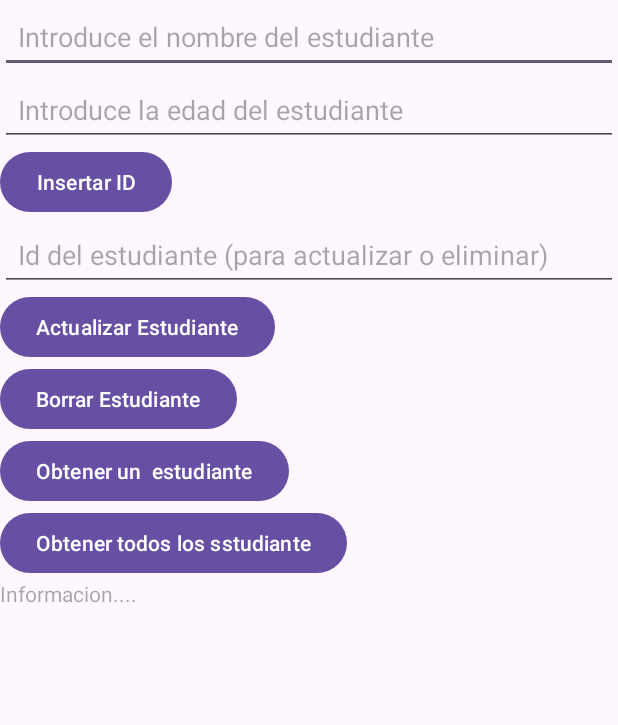
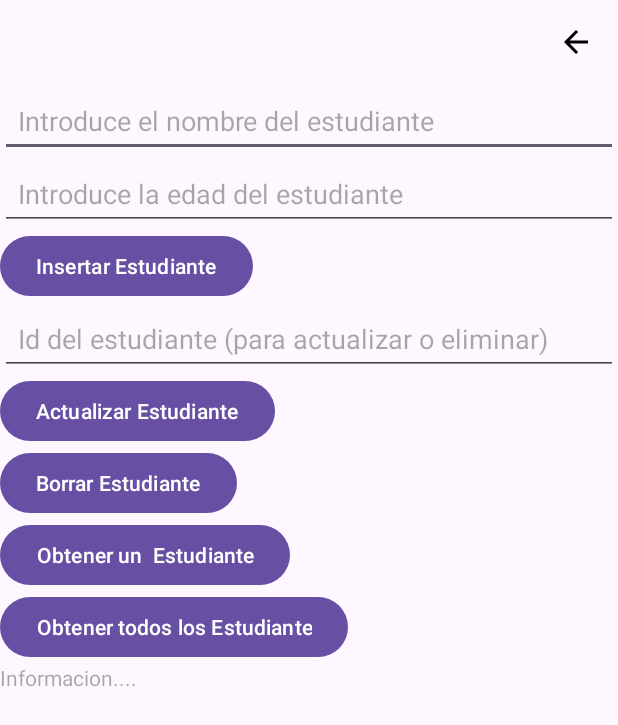
Before and after one commit to Datakokk/modulo-DAM, an Android app: the Activity1 screen opened directly, with no data from a screen before it, on a phone screen of 412 x 824 dp. Shown: the top 725 px of the screen. Run offline under Robolectric (Android 15) with nearby library versions, the light colour scheme and no system bars.

Commit message:
PMDM: Se ha agregado la flecha superior derecho para regresar al Activity1, en proceso en la Activity2

```diff
--- a/PMDM/ClasesAsociadasBotones/app/src/main/java/com/example/clasesasociadasbotones/menu/Activity1.java
+++ b/PMDM/ClasesAsociadasBotones/app/src/main/java/com/example/clasesasociadasbotones/menu/Activity1.java
@@ -1,18 +1,17 @@
 package com.example.clasesasociadasbotones.menu;
 
 import android.database.Cursor;
-import android.os.Build;
 import android.os.Bundle;
 import android.widget.Button;
 import android.view.*;
 import android.widget.EditText;
+import android.widget.ImageView;
 import android.widget.TextView;
 import android.widget.Toast;
 
 import androidx.appcompat.app.AppCompatActivity;
 import androidx.core.content.ContextCompat;
 
-import com.example.clasesasociadasbotones.MainActivity;
 import com.example.clasesasociadasbotones.R;
 import com.example.clasesasociadasbotones.database.DatabaseHelper;
 
@@ -42,6 +41,15 @@ public class Activity1 extends AppCompatActivity {
         btnGetAll = findViewById(R.id.btn_all_students);
         btnDelete = findViewById(R.id.btn_delete_student);
         tvStudentInfo = findViewById(R.id.tv_info_student);
+        ImageView btnBack = findViewById(R.id.btn_back);
+
+        // Damos funcionalidad a la flecha de retorno
+        btnBack.setOnClickListener(new View.OnClickListener() {
+            @Override
+            public void onClick(View v) {
+                finish(); // Volver a la actividad anterior
+            }
+        });
 
         //Inicializamos la base de datos
         dbHelper = new DatabaseHelper(this);
--- /dev/null
+++ b/PMDM/ClasesAsociadasBotones/app/src/main/res/drawable/baseline_arrow_back_24.xml
@@ -0,0 +1,5 @@
+<vector xmlns:android="http://schemas.android.com/apk/res/android" android:autoMirrored="true" android:height="24dp" android:tint="#000000" android:viewportHeight="24" android:viewportWidth="24" android:width="24dp">
+
+    <path android:fillColor="@android:color/white" android:pathData="M20,11H7.83l5.59,-5.59L12,4l-8,8 8,8 1.41,-1.41L7.83,13H20v-2z"/>
+
+</vector>
--- a/PMDM/ClasesAsociadasBotones/app/src/main/res/layout/activity_1.xml
+++ b/PMDM/ClasesAsociadasBotones/app/src/main/res/layout/activity_1.xml
@@ -5,6 +5,13 @@
     android:layout_height="match_parent"
     android:orientation="vertical"
     xmlns:app="http://schemas.android.com/apk/res-auto">
+    <ImageView
+        android:id="@+id/btn_back"
+        android:layout_width="wrap_content"
+        android:layout_height="wrap_content"
+        android:src="@drawable/baseline_arrow_back_24"
+        android:layout_gravity="end"
+        android:padding="16dp"/>
 
     <!-- Campo para insertar el nombre -->
     <EditText
@@ -29,7 +36,7 @@
         android:id="@+id/btn_insert_student"
         android:layout_width="wrap_content"
         android:layout_height="wrap_content"
-        android:text="Insertar ID" />
+        android:text="Insertar Estudiante" />
     <!-- Campo para Actualizar o eliminar un estudiante   -->
     <EditText
         android:id="@+id/et_student_id"
@@ -56,14 +63,14 @@
         android:id="@+id/btn_get_student"
         android:layout_width="wrap_content"
         android:layout_height="wrap_content"
-        android:text="Obtener un  estudiante"/>
+        android:text="Obtener un  Estudiante"/>
 
     <!-- Botón para obtner todos los estudiantes por ID-->
     <Button
         android:id="@+id/btn_all_students"
         android:layout_width="wrap_content"
         android:layout_height="wrap_content"
-        android:text="Obtener todos los sstudiante"/>
+        android:text="Obtener todos los Estudiante"/>
 
     <TextView
         android:id="@+id/tv_info_student"
```
Also changed, not shown: PMDM/ClasesAsociadasBotones/app/src/main/res/layout/activity_2.xml (+10 -0 lines).
